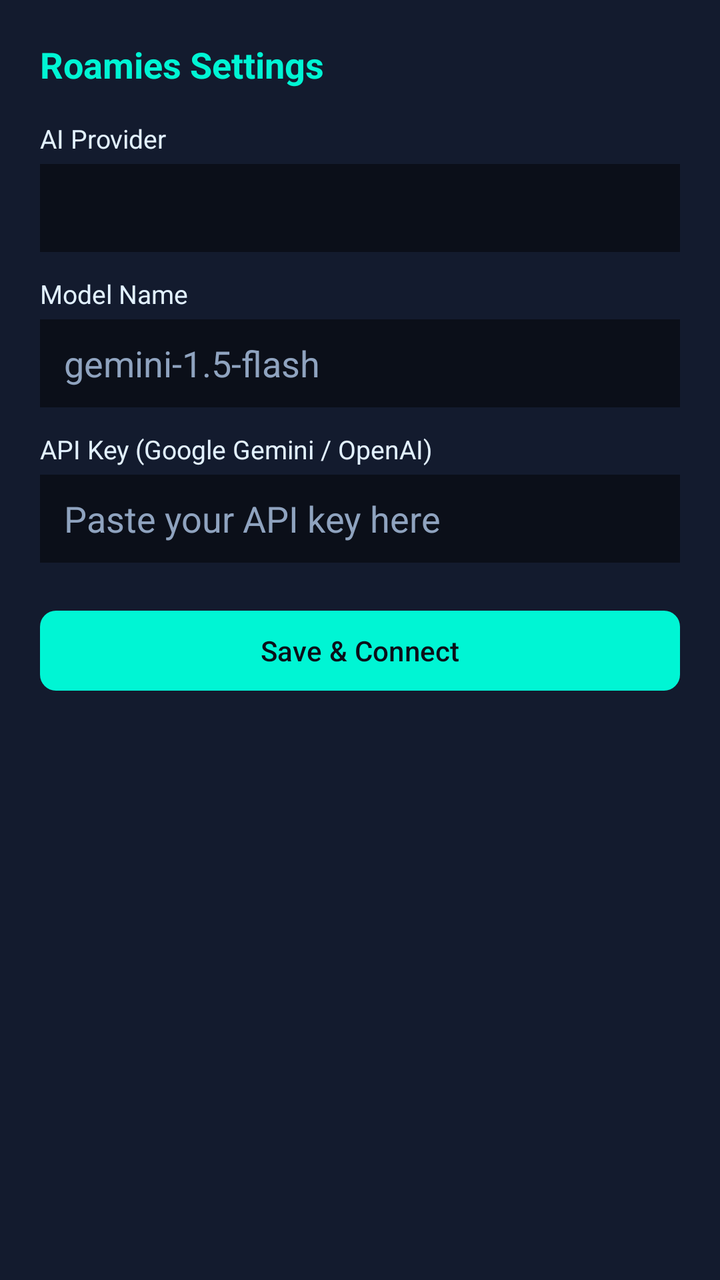
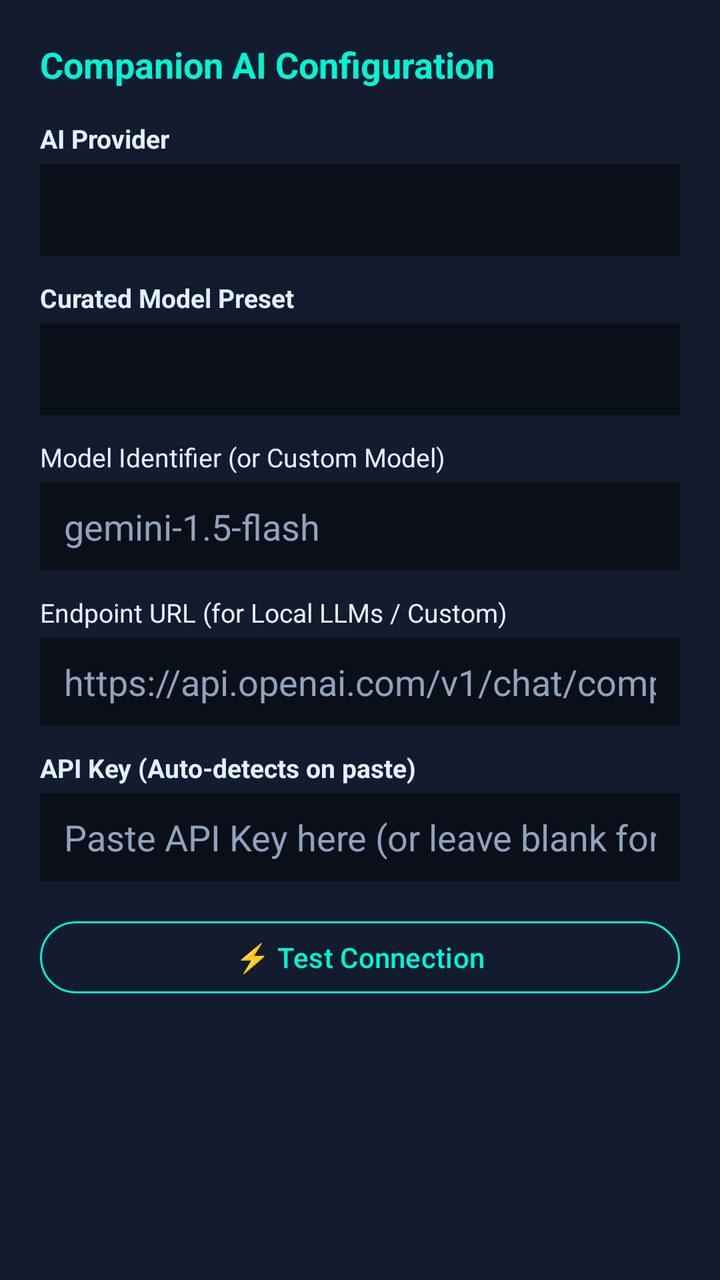

Screens rendered from an Android XML layout before and after an edit, with the pre-edit source and the edit as a unified diff.
<!-- AndroidManifest.xml: application theme Theme.Roamies -->
<!-- res/layout/dialog_settings.xml -->
<?xml version="1.0" encoding="utf-8"?>
<LinearLayout xmlns:android="http://schemas.android.com/apk/res/android"
    xmlns:app="http://schemas.android.com/apk/res-auto"
    android:layout_width="match_parent"
    android:layout_height="wrap_content"
    android:orientation="vertical"
    android:background="@color/card_dark"
    android:padding="20dp">

    <TextView
        android:layout_width="wrap_content"
        android:layout_height="wrap_content"
        android:text="Roamies Settings"
        android:textColor="@color/accent_cyan"
        android:textSize="18sp"
        android:textStyle="bold"
        android:layout_marginBottom="16dp" />

    <TextView
        android:layout_width="wrap_content"
        android:layout_height="wrap_content"
        android:text="AI Provider"
        android:textColor="@color/text_primary"
        android:textSize="13sp"
        android:layout_marginBottom="4dp" />

    <Spinner
        android:id="@+id/dialogSpinnerProvider"
        android:layout_width="match_parent"
        android:layout_height="44dp"
        android:background="@color/bg_dark"
        android:layout_marginBottom="12dp" />

    <TextView
        android:layout_width="wrap_content"
        android:layout_height="wrap_content"
        android:text="Model Name"
        android:textColor="@color/text_primary"
        android:textSize="13sp"
        android:layout_marginBottom="4dp" />

    <EditText
        android:id="@+id/dialogEtModel"
        android:layout_width="match_parent"
        android:layout_height="44dp"
        android:background="@color/bg_dark"
        android:textColor="@color/text_primary"
        android:hint="gemini-1.5-flash"
        android:textColorHint="@color/text_secondary"
        android:paddingHorizontal="12dp"
        android:layout_marginBottom="12dp" />

    <TextView
        android:layout_width="wrap_content"
        android:layout_height="wrap_content"
        android:text="API Key (Google Gemini / OpenAI)"
        android:textColor="@color/text_primary"
        android:textSize="13sp"
        android:layout_marginBottom="4dp" />

    <EditText
        android:id="@+id/dialogEtApiKey"
        android:layout_width="match_parent"
        android:layout_height="44dp"
        android:background="@color/bg_dark"
        android:textColor="@color/text_primary"
        android:inputType="textPassword"
        android:hint="Paste your API key here"
        android:textColorHint="@color/text_secondary"
        android:paddingHorizontal="12dp"
        android:layout_marginBottom="20dp" />

    <com.google.android.material.button.MaterialButton
        android:id="@+id/dialogBtnSave"
        android:layout_width="match_parent"
        android:layout_height="48dp"
        android:text="Save &amp; Connect"
        android:textColor="@color/bg_dark"
        app:backgroundTint="@color/accent_cyan"
        app:cornerRadius="8dp" />
</LinearLayout>
<!-- resources referenced by this layout -->
<resources>
  <color name="accent_cyan">#00F5D4</color>
  <color name="bg_dark">#0B0F19</color>
  <color name="card_dark">#131B2E</color>
  <color name="text_primary">#E2F1FF</color>
  <color name="text_secondary">#8FA3BF</color>
  <style name="Theme.Roamies" parent="Theme.Material3.Dark.NoActionBar">
          <item name="colorPrimary">@color/accent_cyan</item>
          <item name="android:windowBackground">@color/bg_dark</item>
          <item name="android:statusBarColor">@color/bg_dark</item>
          <item name="android:navigationBarColor">@color/bg_dark</item>
      </style>
</resources>

<!-- the commit's change to res/layout/dialog_settings.xml (unified diff, before → after) -->
@@ -1,81 +1,150 @@
 <?xml version="1.0" encoding="utf-8"?>
-<LinearLayout xmlns:android="http://schemas.android.com/apk/res/android"
+<ScrollView xmlns:android="http://schemas.android.com/apk/res/android"
     xmlns:app="http://schemas.android.com/apk/res-auto"
     android:layout_width="match_parent"
     android:layout_height="wrap_content"
-    android:orientation="vertical"
-    android:background="@color/card_dark"
-    android:padding="20dp">
+    android:background="@color/card_dark">
 
-    <TextView
-        android:layout_width="wrap_content"
+    <LinearLayout
+        android:layout_width="match_parent"
         android:layout_height="wrap_content"
-        android:text="Roamies Settings"
-        android:textColor="@color/accent_cyan"
-        android:textSize="18sp"
-        android:textStyle="bold"
-        android:layout_marginBottom="16dp" />
+        android:orientation="vertical"
+        android:padding="20dp">
 
-    <TextView
-        android:layout_width="wrap_content"
-        android:layout_height="wrap_content"
-        android:text="AI Provider"
-        android:textColor="@color/text_primary"
-        android:textSize="13sp"
-        android:layout_marginBottom="4dp" />
+        <TextView
+            android:layout_width="wrap_content"
+            android:layout_height="wrap_content"
+            android:text="Companion AI Configuration"
+            android:textColor="@color/accent_cyan"
+            android:textSize="18sp"
+            android:textStyle="bold"
+            android:layout_marginBottom="16dp" />
 
-    <Spinner
-        android:id="@+id/dialogSpinnerProvider"
-        android:layout_width="match_parent"
-        android:layout_height="44dp"
-        android:background="@color/bg_dark"
-        android:layout_marginBottom="12dp" />
+        
+        <TextView
+            android:layout_width="wrap_content"
+            android:layout_height="wrap_content"
+            android:text="AI Provider"
+            android:textColor="@color/text_primary"
+            android:textSize="13sp"
+            android:textStyle="bold"
+            android:layout_marginBottom="4dp" />
 
-    <TextView
-        android:layout_width="wrap_content"
-        android:layout_height="wrap_content"
-        android:text="Model Name"
-        android:textColor="@color/text_primary"
-        android:textSize="13sp"
-        android:layout_marginBottom="4dp" />
+        <Spinner
+            android:id="@+id/dialogSpinnerProvider"
+            android:layout_width="match_parent"
+            android:layout_height="46dp"
+            android:background="@color/bg_dark"
+            android:paddingHorizontal="8dp"
+            android:layout_marginBottom="12dp" />
 
-    <EditText
-        android:id="@+id/dialogEtModel"
-        android:layout_width="match_parent"
-        android:layout_height="44dp"
-        android:background="@color/bg_dark"
-        android:textColor="@color/text_primary"
-        android:hint="gemini-1.5-flash"
-        android:textColorHint="@color/text_secondary"
-        android:paddingHorizontal="12dp"
-        android:layout_marginBottom="12dp" />
+        
+        <TextView
+            android:layout_width="wrap_content"
+            android:layout_height="wrap_content"
+            android:text="Curated Model Preset"
+            android:textColor="@color/text_primary"
+            android:textSize="13sp"
+            android:textStyle="bold"
+            android:layout_marginBottom="4dp" />
 
-    <TextView
-        android:layout_width="wrap_content"
-        android:layout_height="wrap_content"
-        android:text="API Key (Google Gemini / OpenAI)"
-        android:textColor="@color/text_primary"
-        android:textSize="13sp"
-        android:layout_marginBottom="4dp" />
+        <Spinner
+            android:id="@+id/dialogSpinnerModelPreset"
+            android:layout_width="match_parent"
+            android:layout_height="46dp"
+            android:background="@color/bg_dark"
+            android:paddingHorizontal="8dp"
+            android:layout_marginBottom="12dp" />
 
-    <EditText
-        android:id="@+id/dialogEtApiKey"
-        android:layout_width="match_parent"
-        android:layout_height="44dp"
-        android:background="@color/bg_dark"
-        android:textColor="@color/text_primary"
-        android:inputType="textPassword"
-        android:hint="Paste your API key here"
-        android:textColorHint="@color/text_secondary"
-        android:paddingHorizontal="12dp"
-        android:layout_marginBottom="20dp" />
+        
+        <TextView
+            android:layout_width="wrap_content"
+            android:layout_height="wrap_content"
+            android:text="Model Identifier (or Custom Model)"
+            android:textColor="@color/text_primary"
+            android:textSize="13sp"
+            android:layout_marginBottom="4dp" />
 
-    <com.google.android.material.button.MaterialButton
-        android:id="@+id/dialogBtnSave"
-        android:layout_width="match_parent"
-        android:layout_height="48dp"
-        android:text="Save &amp; Connect"
-        android:textColor="@color/bg_dark"
-        app:backgroundTint="@color/accent_cyan"
-        app:cornerRadius="8dp" />
-</LinearLayout>
+        <EditText
+            android:id="@+id/dialogEtModel"
+            android:layout_width="match_parent"
+            android:layout_height="44dp"
+            android:background="@color/bg_dark"
+            android:textColor="@color/text_primary"
+            android:hint="gemini-1.5-flash"
+            android:textColorHint="@color/text_secondary"
+            android:paddingHorizontal="12dp"
+            android:singleLine="true"
+            android:layout_marginBottom="12dp" />
+
+        
+        <TextView
+            android:id="@+id/dialogTvEndpointLabel"
+            android:layout_width="wrap_content"
+            android:layout_height="wrap_content"
+            android:text="Endpoint URL (for Local LLMs / Custom)"
+            android:textColor="@color/text_primary"
+            android:textSize="13sp"
+            android:layout_marginBottom="4dp" />
+
+        <EditText
+            android:id="@+id/dialogEtEndpoint"
+            android:layout_width="match_parent"
+            android:layout_height="44dp"
+            android:background="@color/bg_dark"
+            android:textColor="@color/text_primary"
+            android:hint="https://api.openai.com/v1/chat/completions"
+            android:textColorHint="@color/text_secondary"
+            android:paddingHorizontal="12dp"
+            android:singleLine="true"
+            android:layout_marginBottom="12dp" />
+
+        
+        <TextView
+            android:id="@+id/dialogTvApiKeyLabel"
+            android:layout_width="wrap_content"
+            android:layout_height="wrap_content"
+            android:text="API Key (Auto-detects on paste)"
+            android:textColor="@color/text_primary"
+            android:textSize="13sp"
+            android:textStyle="bold"
+            android:layout_marginBottom="4dp" />
+
+        <EditText
+            android:id="@+id/dialogEtApiKey"
+            android:layout_width="match_parent"
+            android:layout_height="44dp"
+            android:background="@color/bg_dark"
+            android:textColor="@color/text_primary"
+            android:inputType="textPassword"
+            android:hint="Paste API Key here (or leave blank for Local LLM)"
+            android:textColorHint="@color/text_secondary"
+            android:paddingHorizontal="12dp"
+            android:singleLine="true"
+            android:layout_marginBottom="16dp" />
+
+        
+        <com.google.android.material.button.MaterialButton
+            android:id="@+id/dialogBtnTestConnection"
+            style="@style/Widget.Material3.Button.OutlinedButton"
+            android:layout_width="match_parent"
+            android:layout_height="44dp"
+            android:text="⚡ Test Connection"
+            android:textColor="@color/accent_cyan"
+            app:strokeColor="@color/accent_cyan"
+            android:layout_marginBottom="8dp" />
+
+        
+        <TextView
+            android:id="@+id/dialogTvTestStatus"
+            android:layout_width="match_parent"
+            android:layout_height="wrap_content"
+            android:text=""
+            android:textColor="@color/accent_cyan"
+            android:textSize="12sp"
+            android:gravity="center"
+            android:visibility="gone"
+            android:layout_marginBottom="12dp" />
+
+    </LinearLayout>
+</ScrollView>
